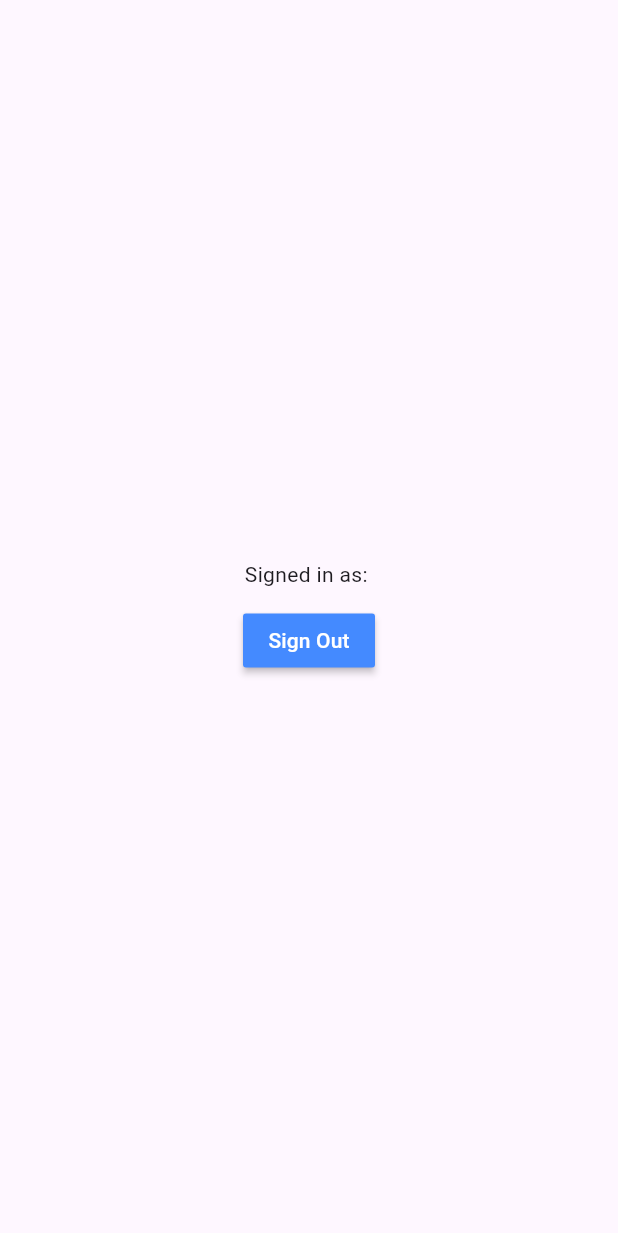
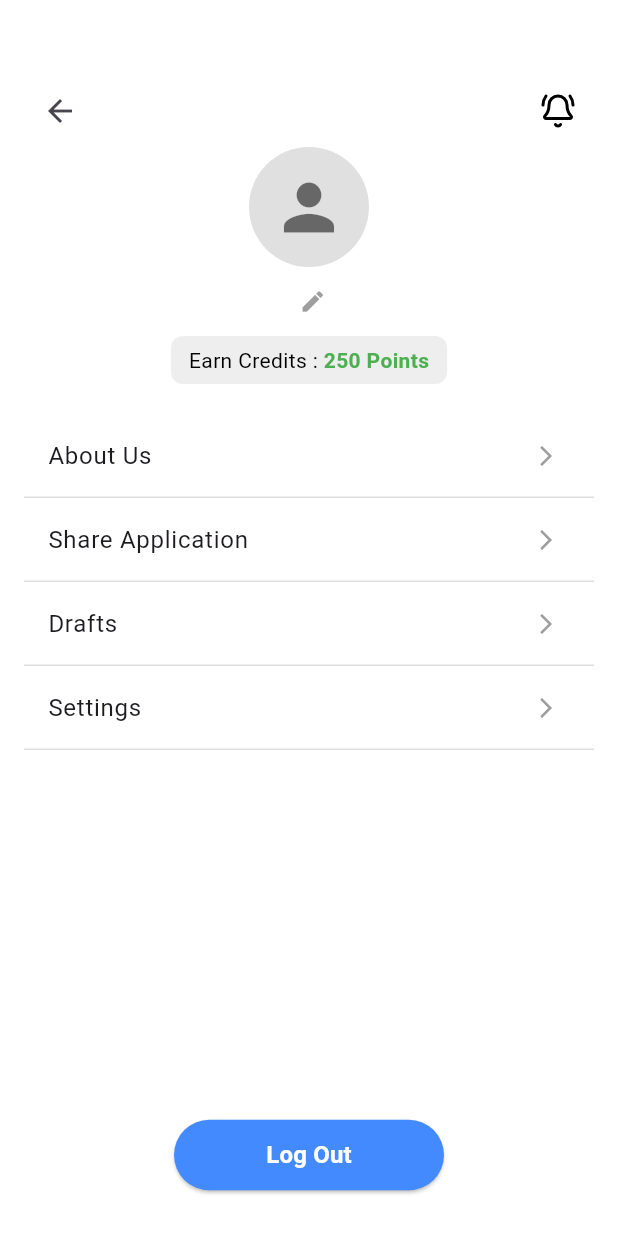
Before and after one commit to Mind-Turf-India/mtquotes, a Flutter app: the ProfileScreen screen opened directly, on a phone screen of 412 x 824 dp. Shown: the top 1233 px of the screen. Run offline on Flutter 3.47's test engine with Material 3 defaults, Android fonts, the phone set to English and light mode, and no system bars; our stand-ins replace curved_labeled_navigation_bar, firebase_auth, firebase_core, google_fonts, google_sign_in, lucide_icons and 1 more; missing offline and left inert: iconify_flutter; accounts and stored records are empty.

Commit message:
notification and profile section

```diff
--- a/lib/screens/User_Home/components/navbar_mainscreen.dart
+++ b/lib/screens/User_Home/components/navbar_mainscreen.dart
@@ -3,6 +3,7 @@ import 'package:curved_labeled_navigation_bar/curved_navigation_bar.dart';
 import 'package:curved_labeled_navigation_bar/curved_navigation_bar_item.dart';
 import 'package:mtquotes/screens/User_Home/home_screen.dart';
 import 'package:mtquotes/screens/User_Home/files_screen.dart';
+import 'package:mtquotes/screens/User_Home/profile_screen.dart';
 import '../search_screen.dart';
 
 class MainScreen extends StatefulWidget {
@@ -20,7 +21,7 @@ class _MainScreenState extends State<MainScreen> {
     SearchScreen(),
     Container(),
     FilesPage(),
-    Center(child: Text("Profile Screen")),
+    ProfileScreen(),
   ];
 
   void _toggleCreateOptions() {
@@ -91,7 +92,7 @@ class _MainScreenState extends State<MainScreen> {
       body: _screens[_currentIndex],
       bottomNavigationBar: CurvedNavigationBar(
         backgroundColor: Colors.transparent,
-        color: Colors.blue,
+        color: Colors.blueAccent,
         index: _currentIndex,
         onTap: (index) {
           if (index == 2) {
--- a/lib/screens/User_Home/profile_screen.dart
+++ b/lib/screens/User_Home/profile_screen.dart
@@ -1,5 +1,7 @@
 import 'package:firebase_auth/firebase_auth.dart';
 import 'package:flutter/material.dart';
+import 'package:lucide_icons/lucide_icons.dart';
+import 'package:mtquotes/screens/User_Home/notifications.dart';
 
 class ProfileScreen extends StatefulWidget {
   const ProfileScreen({super.key});
@@ -14,7 +16,7 @@ class _ProfileScreenState extends State<ProfileScreen> {
   @override
   void initState() {
     super.initState();
-    _getUser(); // Fetch user details when screen initializes
+    _getUser();
   }
 
   void _getUser() {
@@ -23,30 +25,147 @@ class _ProfileScreenState extends State<ProfileScreen> {
     });
   }
 
+  Future<void> _logout() async {
+    await FirebaseAuth.instance.signOut();
+    if (mounted) {
+      Navigator.pushReplacementNamed(context, 'login');
+    }
+  }
+
   @override
   Widget build(BuildContext context) {
     return Scaffold(
+      backgroundColor: Colors.white,
       body: _user == null
           ? Center(child: CircularProgressIndicator())
-          : Center(
-              child: Column(
-                mainAxisAlignment: MainAxisAlignment.center,
-                children: [
-                  Text('Signed in as: ${_user!.displayName ?? "No Name"}'),
-                  SizedBox(height: 10),
-                  MaterialButton(
-                    onPressed: () async {
-                      await FirebaseAuth.instance.signOut();
-                      setState(() {
-                        _user = null; // Ensure UI updates after sign-out
-                      });
-                    },
-                    color: Colors.blueAccent,
-                    child: Text("Sign Out", style: TextStyle(color: Colors.white)),
+          : Column(
+              children: [
+                const SizedBox(height: 50),
+                Padding(
+                  padding: const EdgeInsets.symmetric(horizontal: 16),
+                  child: Row(
+                    mainAxisAlignment: MainAxisAlignment.spaceBetween,
+                    children: [
+                      IconButton(
+                        icon: const Icon(Icons.arrow_back, size: 24),
+                        onPressed: () {
+                          Navigator.pushReplacementNamed(context, 'main');
+                        },
+                      ),
+                      const Spacer(),
+                      IconButton(
+                        icon: Icon(LucideIcons.bellRing, color: Colors.black),
+                        onPressed: () {
+                          Navigator.push(
+                            context,
+                            MaterialPageRoute(
+                                builder: (context) => NotificationsSheet()),
+                          );
+                        },
+                      ),
+                    ],
                   ),
-                ],
-              ),
+                ),
+                CircleAvatar(
+                  radius: 40,
+                  backgroundColor: Colors.grey.shade300,
+                  child:
+                      const Icon(Icons.person, size: 50, color: Colors.black54),
+                ),
+
+                const SizedBox(height: 10),
+                Row(
+                  mainAxisAlignment: MainAxisAlignment.center,
+                  children: [
+                    Text(
+                      _user!.displayName ?? "User",
+                      style: const TextStyle(
+                          fontSize: 18, fontWeight: FontWeight.w600),
+                    ),
+                    const SizedBox(width: 5),
+                    const Icon(Icons.edit, size: 18, color: Colors.grey),
+                  ],
+                ),
+
+                const SizedBox(height: 10),
+                Container(
+                  padding:
+                      const EdgeInsets.symmetric(horizontal: 12, vertical: 6),
+                  decoration: BoxDecoration(
+                    color: Colors.grey.shade200,
+                    borderRadius: BorderRadius.circular(8),
+                  ),
+                  child: const Text.rich(
+                    TextSpan(
+                      text: "Earn Credits : ",
+                      style: TextStyle(fontSize: 14, color: Colors.black),
+                      children: [
+                        TextSpan(
+                          text: "250 Points",
+                          style: TextStyle(
+                              fontWeight: FontWeight.bold, color: Colors.green),
+                        ),
+                      ],
+                    ),
+                  ),
+                ),
+
+                const SizedBox(height: 20),
+                Expanded(
+                  child: Column(
+                    children: [
+                      _buildMenuItem("About Us"),
+                      _buildMenuItem("Share Application"),
+                      _buildMenuItem("Drafts"),
+                      _buildMenuItem("Settings"),
+                    ],
+                  ),
+                ),
+                Padding(
+                  padding: const EdgeInsets.only(bottom: 30),
+                  child: SizedBox(
+                    width: 180,
+                    child: ElevatedButton(
+                      onPressed: _logout,
+                      style: ElevatedButton.styleFrom(
+                        backgroundColor: Colors.blueAccent,
+                        shape: RoundedRectangleBorder(
+                          borderRadius: BorderRadius.circular(30),
+                        ),
+                        padding: const EdgeInsets.symmetric(vertical: 12),
+                      ),
+                      child: const Text(
+                        "Log Out",
+                        style: TextStyle(
+                            fontSize: 16,
+                            fontWeight: FontWeight.w600,
+                            color: Colors.white),
+                      ),
+                    ),
+                  ),
+                ),
+              ],
             ),
     );
   }
+
+  // Helper Widget for List Items
+  Widget _buildMenuItem(String title) {
+    return Padding(
+      padding: const EdgeInsets.symmetric(horizontal: 16),
+      child: Column(
+        children: [
+          ListTile(
+            title: Text(title, style: const TextStyle(fontSize: 16)),
+            trailing: const Icon(Icons.arrow_forward_ios,
+                size: 16, color: Colors.grey),
+            onTap: () {
+              // Handle navigation
+            },
+          ),
+          Divider(thickness: 1, color: Colors.grey.shade300, height: 0),
+        ],
+      ),
+    );
+  }
 }
```
Also changed, not shown: lib/screens/User_Home/home_screen.dart (+18 -2 lines), lib/screens/User_Home/notifications.dart (added, +132 -0 lines).
